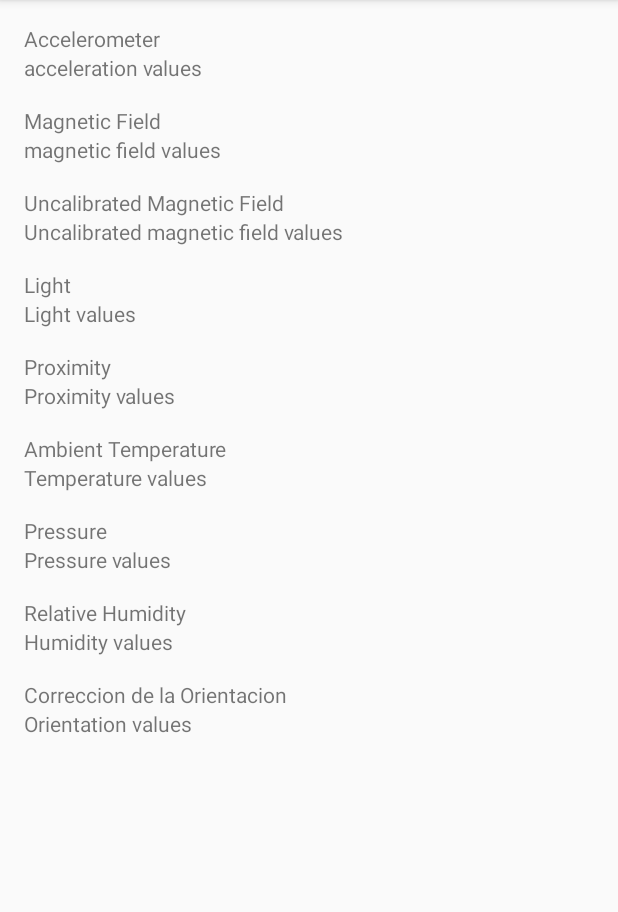
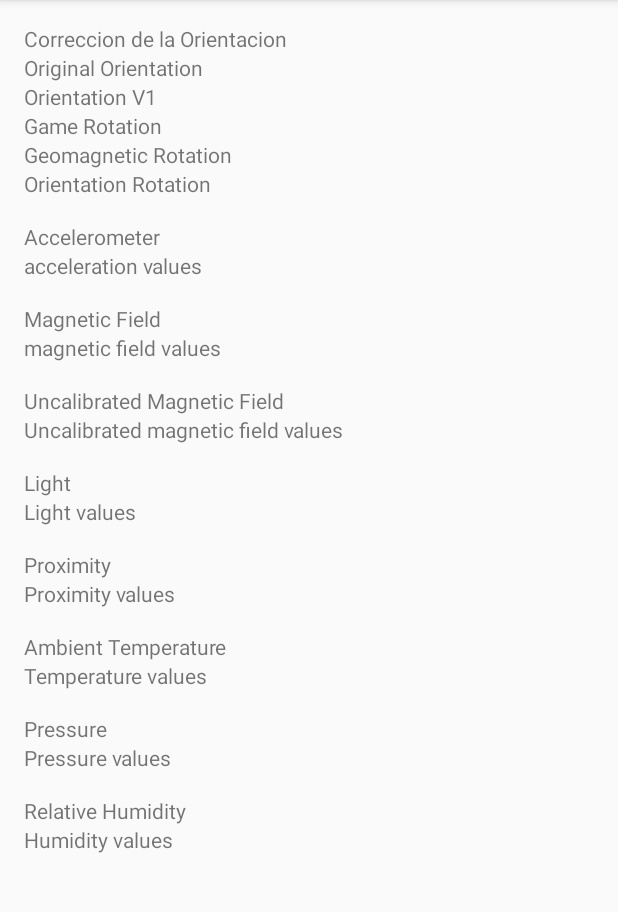
Before and after one commit to andro94/androidsensorplugin, an Android app: the screen it shows after launch (MainActivity), on a phone screen of 412 x 824 dp, the part 84-996 px from its top. Run offline under Robolectric (Android 15) with nearby library versions, the phone set to English and light mode, and no system bars.

Commit message:
5 formas de adquirir la orientacion

```diff
--- a/androidsensorplugin/src/main/java/com/example/androidsensorplugin/AndroidPlugin.java
+++ b/androidsensorplugin/src/main/java/com/example/androidsensorplugin/AndroidPlugin.java
@@ -36,11 +36,28 @@ public class AndroidPlugin implements SensorEventListener {
     private Sensor mTemperature;
     private Sensor mPressure;
     private Sensor mHumidity;
+    private Sensor mRotationVector;
+    private Sensor mGameRotation;
+    private Sensor mGeomagneticRotation;
 
     // Orientacion
     private float mAzimut;
     private float mPitch;
     private float mRoll;
+    private float mAzimutOriginal;
+    private float mPitchOriginal;
+    private float mRollOriginal;
+    private float mAzimutRotation;
+    private float mPitchRotation;
+    private float mRollRotation;
+    private float mAzimutGameRotation;
+    private float mPitchGameRotation;
+    private float mRollGameRotation;
+    private float mAzimutGeomagnetic;
+    private float mPitchGeomagnetic;
+    private float mRollGeomagnetic;
+    float[] rotMat;
+    float[] vals;
 
 
     private float[] mGravity;
@@ -64,6 +81,8 @@ public class AndroidPlugin implements SensorEventListener {
         mInstance = this;
         mObservers = new ArrayList<>();
         SENSITIVITY_THRESHOLD = 2;
+        rotMat = new float[9];
+        vals = new float[3];
     }
 
     public static AndroidPlugin getInstance(){
@@ -91,6 +110,9 @@ public class AndroidPlugin implements SensorEventListener {
         mTemperature = mSensorManager.getDefaultSensor(Sensor.TYPE_AMBIENT_TEMPERATURE);
         mPressure = mSensorManager.getDefaultSensor(Sensor.TYPE_PRESSURE);
         mHumidity = mSensorManager.getDefaultSensor(Sensor.TYPE_RELATIVE_HUMIDITY);
+        mRotationVector = mSensorManager.getDefaultSensor(Sensor.TYPE_ROTATION_VECTOR);
+        mRotationVector = mSensorManager.getDefaultSensor(Sensor.TYPE_GAME_ROTATION_VECTOR);
+        mRotationVector = mSensorManager.getDefaultSensor(Sensor.TYPE_GEOMAGNETIC_ROTATION_VECTOR);
 
         // una variable por cada sensor
 
@@ -103,6 +125,9 @@ public class AndroidPlugin implements SensorEventListener {
         mSensorManager.registerListener(this, mTemperature, SensorManager.SENSOR_DELAY_NORMAL);
         mSensorManager.registerListener(this, mPressure, SensorManager.SENSOR_DELAY_NORMAL);
         mSensorManager.registerListener(this, mHumidity, SensorManager.SENSOR_DELAY_NORMAL);
+        mSensorManager.registerListener(this, mRotationVector, SensorManager.SENSOR_DELAY_NORMAL);
+        mSensorManager.registerListener(this, mGameRotation, SensorManager.SENSOR_DELAY_NORMAL);
+        mSensorManager.registerListener(this, mGeomagneticRotation, SensorManager.SENSOR_DELAY_NORMAL);
 
         // No olvidar registrar cada sensor
 
@@ -148,6 +173,30 @@ public class AndroidPlugin implements SensorEventListener {
             mHumidityValues = event.values;
             notifyObservers(Sensor.TYPE_RELATIVE_HUMIDITY);
         }
+        if(event.sensor.getType() == Sensor.TYPE_ROTATION_VECTOR){
+            SensorManager.getRotationMatrixFromVector(rotMat, event.values);
+            SensorManager.getOrientation(rotMat, vals);
+            mAzimutRotation = vals[0];
+            mPitchRotation = vals[1];
+            mRollRotation = vals[2];
+            notifyObservers(Sensor.TYPE_ROTATION_VECTOR);
+        }
+        if(event.sensor.getType() == Sensor.TYPE_GAME_ROTATION_VECTOR){
+            SensorManager.getRotationMatrixFromVector(rotMat, event.values);
+            SensorManager.getOrientation(rotMat, vals);
+            mAzimutGameRotation = vals[0];
+            mPitchGameRotation = vals[1];
+            mRollGameRotation = vals[2];
+            notifyObservers(Sensor.TYPE_GAME_ROTATION_VECTOR);
+        }
+        if(event.sensor.getType() == Sensor.TYPE_GEOMAGNETIC_ROTATION_VECTOR){
+            SensorManager.getRotationMatrixFromVector(rotMat, event.values);
+            SensorManager.getOrientation(rotMat, vals);
+            mAzimutGeomagnetic = vals[0];
+            mPitchGeomagnetic = vals[1];
+            mRollGeomagnetic = vals[2];
+            notifyObservers(Sensor.TYPE_GEOMAGNETIC_ROTATION_VECTOR);
+        }
 
         //para Orientation Correction
         if ((mGravity == null) || (mMagneticValues == null))
@@ -155,26 +204,18 @@ public class AndroidPlugin implements SensorEventListener {
 
         // Updating orientation information
         mOrientationValues = mOrientationCorrection.getOrientationValues(mGravity, mMagneticValues);
-        mAzimut = mOrientationValues[0]; // orientation contains: azimut, pitch and roll
+        // orientation contains: azimut, pitch and roll
+        mAzimut = mOrientationValues[0];
         mPitch = mOrientationValues[1];
         mRoll = mOrientationValues[2];
+
+        float[] orientationOriginal = mOrientationCorrection.getOrientationValuesOriginal();
+        mAzimutOriginal = orientationOriginal[0];
+        mPitchOriginal = orientationOriginal[1];
+        mRollOriginal = orientationOriginal[2];
+
         notifyObservers(TYPE_ORIENTATION);
-
-//        //para corregir la informacion 2
-//        if (mGravity != null && mMagneticValues != null){
-//            float R [] = new float[9];
-//            float I [] = new float[9];
-//            boolean success = SensorManager.getRotationMatrix(R, I, mGravity, mMagneticValues);
-//            if (success){
-//                float orientation [] = new float[3];
-//                SensorManager.getOrientation(R, orientation);
-//                azimut = orientation[0];
-//
-//            }
-
     }
-
-
 
     @Override
     public void onAccuracyChanged(Sensor sensor, int accuracy) {
@@ -210,6 +251,54 @@ public class AndroidPlugin implements SensorEventListener {
 
     public float getRoll() {
         return mRoll;
+    }
+
+    public float getAzimutRotation() {
+        return mAzimutRotation;
+    }
+
+    public float getPitchRotation() {
+        return mPitchRotation;
+    }
+
+    public float getRollRotation() {
+        return mRollRotation;
+    }
+
+    public float getAzimutOriginal() {
+        return mAzimutOriginal;
+    }
+
+    public float getPitchOriginal() {
+        return mPitchOriginal;
+    }
+
+    public float getRollOriginal() {
+        return mRollOriginal;
+    }
+
+    public float getAzimutGameRotation() {
+        return mAzimutGameRotation;
+    }
+
+    public float getPitchGameRotation() {
+        return mPitchGameRotation;
+    }
+
+    public float getRollGameRotation() {
+        return mRollGameRotation;
+    }
+
+    public float getAzimutGeomagnetic() {
+        return mAzimutGeomagnetic;
+    }
+
+    public float getPitchGeomagnetic() {
+        return mPitchGeomagnetic;
+    }
+
+    public float getRollGeomagnetic() {
+        return mRollGeomagnetic;
     }
 
     public float[] getOrientation() { return mOrientationValues; }
@@ -267,6 +356,18 @@ public class AndroidPlugin implements SensorEventListener {
             for (SensorObserver observer : mObservers){
                 observer.orientationUpdate();
             }
+        } else if (sensorType == Sensor.TYPE_ROTATION_VECTOR){
+            for (SensorObserver observer : mObservers){
+                observer.rotationVectorUpdate();
+            }
+        } else if (sensorType == Sensor.TYPE_GAME_ROTATION_VECTOR){
+            for (SensorObserver observer : mObservers){
+                observer.gameRotationUpdate();
+            }
+        } else if (sensorType == Sensor.TYPE_GEOMAGNETIC_ROTATION_VECTOR){
+            for (SensorObserver observer : mObservers){
+                observer.geomagneticRotationUpdate();
+            }
         }
 
 
--- a/androidsensorplugin/src/main/java/com/example/androidsensorplugin/OrientationCorrection.java
+++ b/androidsensorplugin/src/main/java/com/example/androidsensorplugin/OrientationCorrection.java
@@ -16,8 +16,17 @@ public class OrientationCorrection {
     private float pitch = 0;
     private float roll = 0;
 
+    private float azimuthOriginal = 0;
+    private float pitchOriginal = 0;
+    private float rollOriginal = 0;
+
+    float orientationValues[];
+    float orientationValuesOriginal[];
+
     public OrientationCorrection(Display display) {
         this.mDisplay = display;
+        orientationValues = new float[3];
+        orientationValuesOriginal = new float[3];
     }
 
     public float[] getOrientationValues(float[] accelerometerValues, float[] magnetometerValues) {
@@ -57,9 +66,10 @@ public class OrientationCorrection {
 
 
         //obtener los ángulos de orientación de la matriz de rotación, usar la nueva matrix
-        float orientationValues[] = new float[3];
+
         if (rotationOK) {
             SensorManager.getOrientation(rotationMatrixAdjusted, orientationValues);
+            SensorManager.getOrientation(rotationMatrix, orientationValuesOriginal);
         }
 
         //contener cada componente de la matriz orientationValues
@@ -67,7 +77,19 @@ public class OrientationCorrection {
         pitch = orientationValues[1];
         roll = orientationValues[2];
 
+        azimuthOriginal = orientationValuesOriginal[0];
+        pitchOriginal = orientationValuesOriginal[1];
+        rollOriginal = orientationValuesOriginal[2];
+
         return orientationValues;
+    }
+
+    public float[] getOrientationValues() {
+        return orientationValues;
+    }
+
+    public float[] getOrientationValuesOriginal() {
+        return orientationValuesOriginal;
     }
 
     public float getAzimuth() {
@@ -81,4 +103,16 @@ public class OrientationCorrection {
     public float getRoll() {
         return roll;
     }
+
+    public float getAzimuthOriginal() {
+        return azimuthOriginal;
+    }
+
+    public float getPitchOriginal() {
+        return pitchOriginal;
+    }
+
+    public float getRollOriginal() {
+        return rollOriginal;
+    }
 }
--- a/androidsensorplugin/src/main/java/com/example/androidsensorplugin/SensorObserver.java
+++ b/androidsensorplugin/src/main/java/com/example/androidsensorplugin/SensorObserver.java
@@ -15,4 +15,7 @@ public interface SensorObserver {
     void pressureUpdate();
     void humidityUpdate();
     void orientationUpdate();
+    void rotationVectorUpdate();
+    void gameRotationUpdate();
+    void geomagneticRotationUpdate();
 }
--- a/app/src/main/java/com/example/andro/androidsensorstestapp/MainActivity.java
+++ b/app/src/main/java/com/example/andro/androidsensorstestapp/MainActivity.java
@@ -24,7 +24,11 @@ public class MainActivity extends AppCompatActivity implements SensorObserver {
     private TextView txtTemperature;
     private TextView txtPressure;
     private TextView txtHumidity;
-    private TextView txtOrientation;
+    private TextView txtOrientationOriginal;
+    private TextView txtOrientationV1;
+    private TextView txtRotation;
+    private TextView txtGameRotation;
+    private TextView txtGeomagneticRotation;
 
 
 
@@ -40,7 +44,11 @@ public class MainActivity extends AppCompatActivity implements SensorObserver {
         txtTemperature = (TextView) findViewById(R.id.txtTemperature);
         txtPressure = (TextView) findViewById(R.id.txtPressure);
         txtHumidity = (TextView) findViewById(R.id.txtHumidity);
-        txtOrientation = (TextView) findViewById(R.id.txtOrientation);
+        txtOrientationOriginal = (TextView) findViewById(R.id.txtOrientationOriginal);
+        txtOrientationV1 = (TextView) findViewById(R.id.txtOrientationV1);
+        txtRotation = (TextView) findViewById(R.id.txtRotation);
+        txtGameRotation = (TextView) findViewById(R.id.txtGameRotation);
+        txtGeomagneticRotation = (TextView) findViewById(R.id.txtGeomagneticRotation);
 
         //obtener una referencia al administrador de ventanas y luego obtener la pantalla predeterminada. Utilizar la pantalla para obtener la rotación en OnSensorChanged ()
         WindowManager wm = (WindowManager) getSystemService (WINDOW_SERVICE);
@@ -71,8 +79,8 @@ public class MainActivity extends AppCompatActivity implements SensorObserver {
         float roll = mAndroidPlugin.getRoll();
 //        float[] quat = mAndroidPlugin.getQuaternion();
 
-        txtAccelerometer.setText(mAndroidPlugin.getGravity()[0] + " m/s2 "
-                + mAndroidPlugin.getGravity()[1] + " m/s2 "
+        txtAccelerometer.setText(mAndroidPlugin.getGravity()[0] + " m/s2\n"
+                + mAndroidPlugin.getGravity()[1] + " m/s2\n"
                 + mAndroidPlugin.getGravity()[2] + " m/s2 ");
     }
 
@@ -118,10 +126,35 @@ public class MainActivity extends AppCompatActivity implements SensorObserver {
 
     @Override
     public void orientationUpdate() {
-        txtOrientation.setText("azimut: " + mAndroidPlugin.getAzimut() + "\n" +
+        txtOrientationOriginal.setText("azimut: " + mAndroidPlugin.getAzimutOriginal() + "\n" +
+                "pitch: " + mAndroidPlugin.getPitchOriginal() + "\n" +
+                "roll: " + mAndroidPlugin.getRollOriginal());
+
+        txtOrientationV1.setText("azimut: " + mAndroidPlugin.getAzimut() + "\n" +
                 "pitch: " + mAndroidPlugin.getPitch() + "\n" +
                 "roll: " + mAndroidPlugin.getRoll());
     }
 
+    @Override
+    public void rotationVectorUpdate() {
+        txtRotation.setText("azimut: " + mAndroidPlugin.getAzimutRotation() + "\n" +
+                "pitch: " + mAndroidPlugin.getPitchRotation() + "\n" +
+                "roll: " + mAndroidPlugin.getRollRotation());
+    }
+
+    @Override
+    public void gameRotationUpdate() {
+        txtGameRotation.setText("azimut: " + mAndroidPlugin.getAzimutGameRotation() + "\n" +
+                "pitch: " + mAndroidPlugin.getPitchGameRotation() + "\n" +
+                "roll: " + mAndroidPlugin.getRollGameRotation());
+    }
+
+    @Override
+    public void geomagneticRotationUpdate() {
+        txtGeomagneticRotation.setText("azimut: " + mAndroidPlugin.getAzimutGeomagnetic() + "\n" +
+                "pitch: " + mAndroidPlugin.getPitchGeomagnetic() + "\n" +
+                "roll: " + mAndroidPlugin.getRollGeomagnetic());
+    }
+
 
 }
--- a/app/src/main/res/layout/activity_main.xml
+++ b/app/src/main/res/layout/activity_main.xml
@@ -17,6 +17,44 @@
             android:paddingTop="@dimen/activity_vertical_margin"
             android:paddingBottom="@dimen/activity_vertical_margin"
            >
+
+            <TextView
+                android:id="@+id/labelOrientation"
+                android:layout_width="wrap_content"
+                android:layout_height="wrap_content"
+                android:text="Correccion de la Orientacion" />
+
+            <TextView
+                android:id="@+id/txtOrientationOriginal"
+                android:layout_width="wrap_content"
+                android:layout_height="wrap_content"
+                android:text="Original Orientation" />
+
+            <TextView
+                android:id="@+id/txtOrientationV1"
+                android:layout_width="wrap_content"
+                android:layout_height="wrap_content"
+                android:text="Orientation V1" />
+
+            <TextView
+                android:id="@+id/txtGameRotation"
+                android:layout_width="wrap_content"
+                android:layout_height="wrap_content"
+                android:text="Game Rotation" />
+
+            <TextView
+                android:id="@+id/txtGeomagneticRotation"
+                android:layout_width="wrap_content"
+                android:layout_height="wrap_content"
+                android:text="Geomagnetic Rotation" />
+
+
+            <TextView
+                android:id="@+id/txtRotation"
+                android:layout_width="wrap_content"
+                android:layout_height="wrap_content"
+                android:text="Orientation Rotation"
+                android:layout_marginBottom="@dimen/activity_vertical_margin"/>
 
             <TextView
                 android:id="@+id/labelAccelerometer"
@@ -123,18 +161,7 @@
                 android:layout_marginBottom="@dimen/activity_vertical_margin"/>
 
 
-            <TextView
-                android:id="@+id/labelOrientation"
-                android:layout_width="wrap_content"
-                android:layout_height="wrap_content"
-                android:text="Correccion de la Orientacion" />
 
-            <TextView
-                android:id="@+id/txtOrientation"
-                android:layout_width="wrap_content"
-                android:layout_height="wrap_content"
-                android:text="Orientation values"
-                android:layout_marginBottom="@dimen/activity_vertical_margin"/>
         </LinearLayout>
     </ScrollView>
 </LinearLayout>
```
Also changed, not shown: androidsensorplugin/src/main/java/com/example/androidsensorplugin/CorreccionOrientacion.java (deleted, +0 -10 lines).
